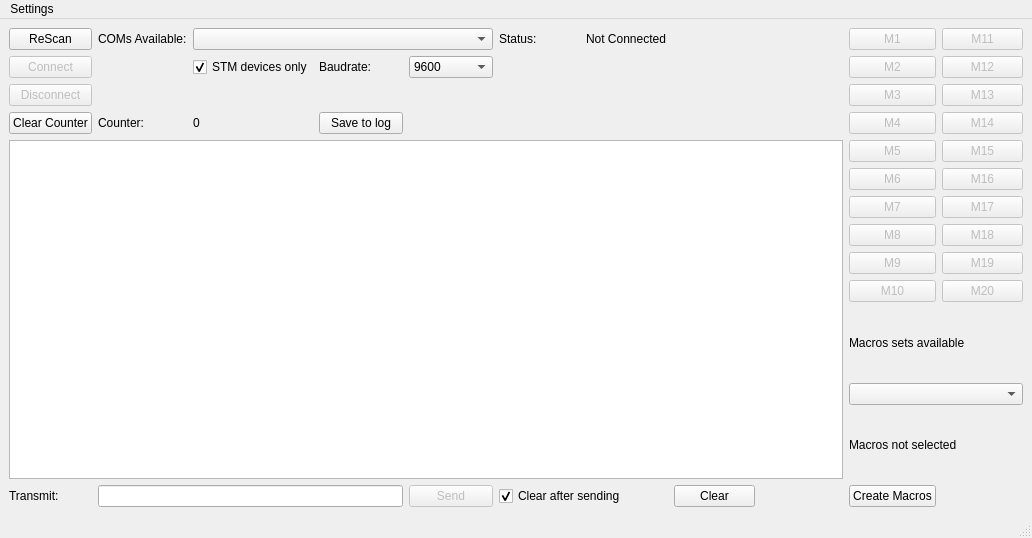
Old version of the form Terminal.ui in the repository notiel/OstrannaTerminal.
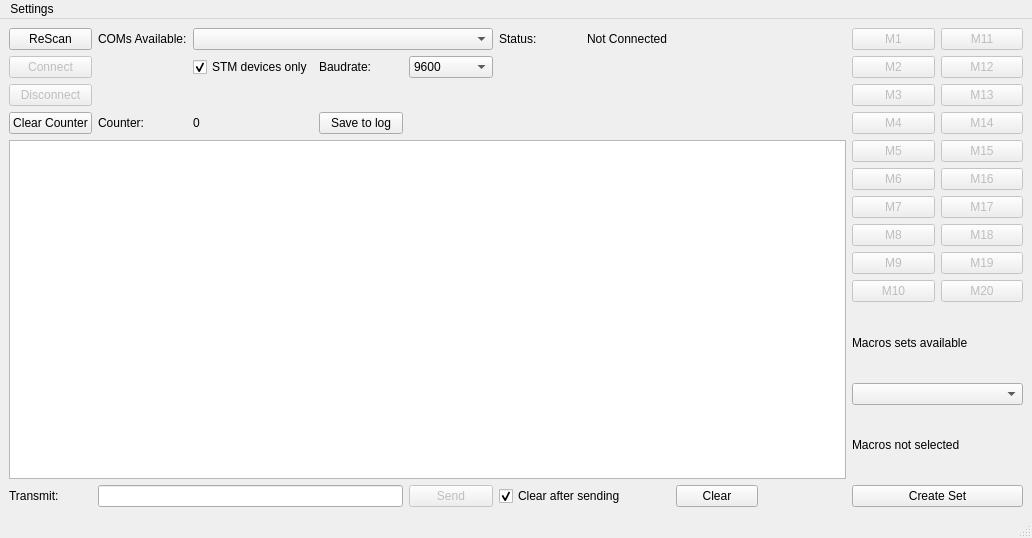
New version of the form.

Commit message: macros from opening

Diff of the .ui file:
```diff
--- a/Terminal.ui
+++ b/Terminal.ui
@@ -395,13 +395,6 @@
       </property>
      </widget>
     </item>
-    <item row="22" column="9">
-     <widget class="QPushButton" name="pushButton">
-      <property name="text">
-       <string>Create Macros</string>
-      </property>
-     </widget>
-    </item>
     <item row="13" column="0" rowspan="9" colspan="9">
      <widget class="QTextBrowser" name="TxtBuffer">
       <property name="html">
@@ -420,6 +413,13 @@
       </property>
      </widget>
     </item>
+    <item row="22" column="9" colspan="2">
+     <widget class="QPushButton" name="BtnCreateMacros">
+      <property name="text">
+       <string>Create Set</string>
+      </property>
+     </widget>
+    </item>
    </layout>
   </widget>
   <widget class="QMenuBar" name="menubar">
```
The commit also changes 6 other files.
